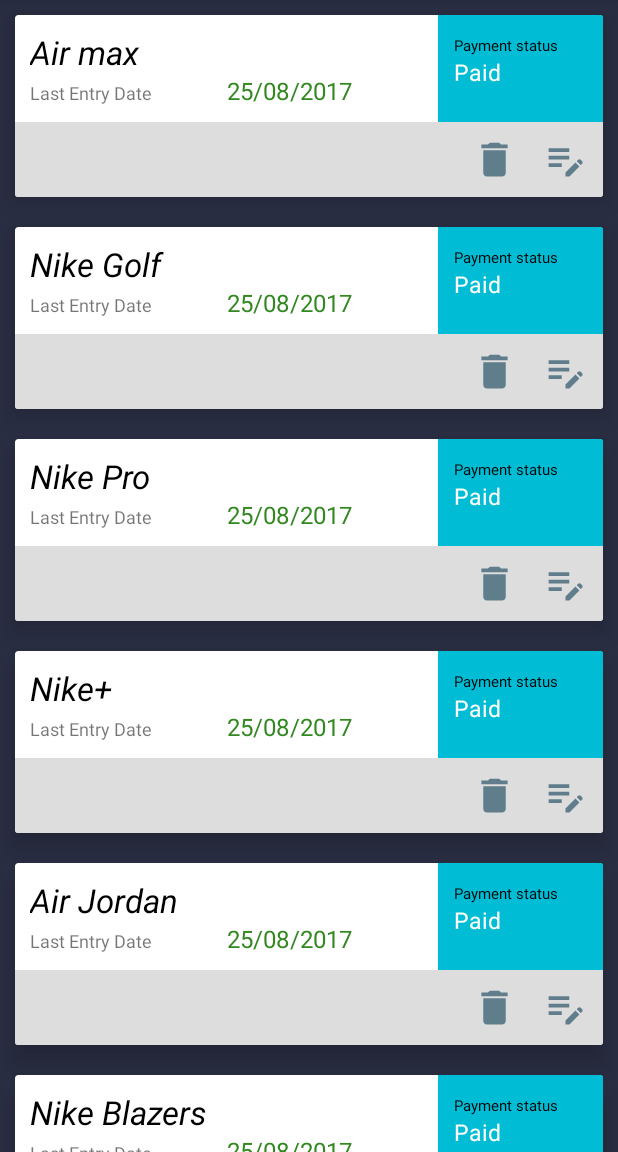
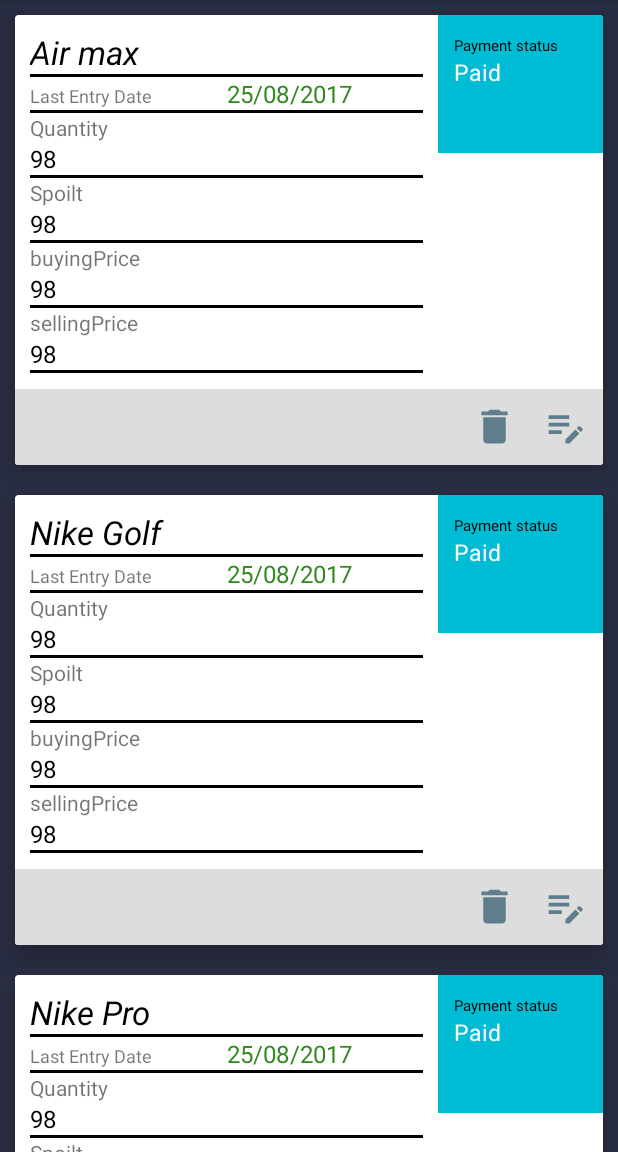
Before and after one commit to RKatana/inventory-app-android, an Android app: the ProductsActivity screen opened directly, with no data from a screen before it, on a phone screen of 412 x 824 dp, the part 84-1236 px from its top. Run offline under Robolectric (Android 15) with nearby library versions, the phone set to English and light mode, and no system bars; our stand-ins replace ButterKnife; libraries missing offline, so code that uses them is left out: org.parceler.

Commit message:
modified files

```diff
--- a/app/src/main/res/layout/products_list_item.xml
+++ b/app/src/main/res/layout/products_list_item.xml
@@ -2,7 +2,7 @@
 <androidx.cardview.widget.CardView xmlns:android="http://schemas.android.com/apk/res/android"
     xmlns:app="http://schemas.android.com/apk/res-auto"
     android:layout_width="match_parent"
-    android:layout_height="wrap_content"
+    android:layout_height="300dp"
     android:layout_margin="10dp"
     android:id="@+id/cv"
     android:elevation="10dp"
@@ -37,6 +37,12 @@
                     android:textSize="22sp"
                     android:textStyle="normal|italic" />
 
+                <View
+                    android:layout_width="match_parent"
+                    android:layout_height="2dp"
+                    android:background="#000000"
+                    android:layout_weight="1" />
+
                 <LinearLayout
                     android:layout_width="match_parent"
                     android:layout_height="wrap_content"
@@ -58,36 +64,148 @@
                         android:textSize="16sp"
                         android:textColor="#338822" />
                 </LinearLayout>
+                <View
+                    android:layout_width="match_parent"
+                    android:layout_height="2dp"
+                    android:background="#000000"
+                    android:layout_weight="1" />
+                <LinearLayout
+                    android:orientation="vertical"
+                    android:layout_width="match_parent"
+                    android:layout_height="wrap_content"
+                    android:layout_weight="1">
+
+                    <TextView
+                        android:text="Quantity"
+                        android:layout_width="match_parent"
+                        android:layout_height="wrap_content"
+                        android:id="@+id/textView11" />
+
+                    <TextView
+                        android:text="98"
+                        android:layout_width="match_parent"
+                        android:layout_height="wrap_content"
+                        android:id="@+id/productQuantity"
+                        android:textColor="#000000"
+                        android:textSize="16sp" />
+
+                </LinearLayout>
+                <View
+                    android:layout_width="match_parent"
+                    android:layout_height="2dp"
+                    android:background="#000000"
+                    android:layout_weight="1" />
+
+                <LinearLayout
+                    android:orientation="vertical"
+                    android:layout_width="match_parent"
+                    android:layout_height="wrap_content"
+                    android:layout_weight="1">
+
+                    <TextView
+                        android:text="Spoilt"
+                        android:layout_width="match_parent"
+                        android:layout_height="wrap_content"
+                        android:id="@+id/textView12" />
+
+                    <TextView
+                        android:text="98"
+                        android:layout_width="match_parent"
+                        android:layout_height="wrap_content"
+                        android:id="@+id/productSpoilt"
+                        android:textColor="#000000"
+                        android:textSize="16sp" />
+
+                </LinearLayout>
+                <View
+                    android:layout_width="match_parent"
+                    android:layout_height="2dp"
+                    android:background="#000000"
+                    android:layout_weight="1" />
+
+                <LinearLayout
+                    android:orientation="vertical"
+                    android:layout_width="match_parent"
+                    android:layout_height="wrap_content"
+                    android:layout_weight="1">
+
+                    <TextView
+                        android:text="buyingPrice"
+                        android:layout_width="match_parent"
+                        android:layout_height="wrap_content"
+                        android:id="@+id/textView14" />
+
+                    <TextView
+                        android:text="98"
+                        android:layout_width="match_parent"
+                        android:layout_height="wrap_content"
+                        android:id="@+id/productBp"
+                        android:textColor="#000000"
+                        android:textSize="16sp" />
+
+                </LinearLayout>
+                <View
+                    android:layout_width="match_parent"
+                    android:layout_height="2dp"
+                    android:background="#000000"
+                    android:layout_weight="1" />
+
+                <LinearLayout
+                    android:orientation="vertical"
+                    android:layout_width="match_parent"
+                    android:layout_height="wrap_content"
+                    android:layout_weight="1">
+
+                    <TextView
+                        android:text="sellingPrice"
+                        android:layout_width="match_parent"
+                        android:layout_height="wrap_content"
+                        android:id="@+id/textView13" />
+
+                    <TextView
+                        android:text="98"
+                        android:layout_width="match_parent"
+                        android:layout_height="wrap_content"
+                        android:id="@+id/productSp"
+                        android:textColor="#000000"
+                        android:textSize="16sp" />
+
+                </LinearLayout>
+                <View
+                    android:layout_width="match_parent"
+                    android:layout_height="2dp"
+                    android:background="#000000"
+                    android:layout_weight="1" />
 
             </LinearLayout>
 
             <LinearLayout
-                android:orientation="vertical"
-                android:layout_height="match_parent"
+                android:layout_width="220dp"
+                android:layout_height="92dp"
                 android:layout_weight="1"
                 android:background="@color/accentColor"
-                android:padding="5dp"
-                android:layout_width="220dp">
+                android:orientation="vertical"
+                android:padding="5dp">
 
                 <TextView
-                    android:text="Payment status"
+                    android:id="@+id/textView2"
                     android:layout_width="match_parent"
                     android:layout_height="wrap_content"
-                    android:id="@+id/textView2"
+                    android:layout_marginTop="8dp"
                     android:paddingLeft="5dp"
-                    android:layout_marginTop="8dp"
-                    android:textSize="10sp"
-                    android:textColor="#000000" />
+                    android:text="Payment status"
+                    android:textColor="#000000"
+                    android:textSize="10sp" />
 
 
                 <TextView
-                    android:text="Paid"
+                    android:id="@+id/paymentStatus"
                     android:layout_width="match_parent"
                     android:layout_height="wrap_content"
-                    android:id="@+id/paymentStatus"
                     android:paddingLeft="5dp"
-                    android:textSize="15sp"
-                    android:textColor="#ffffff" />
+                    android:text="Paid"
+                    android:textColor="#ffffff"
+                    android:textSize="15sp" />
 
             </LinearLayout>
         </LinearLayout>
@@ -111,55 +229,15 @@
                     android:layout_height="wrap_content"
                     android:layout_weight="1">
 
-                    <LinearLayout
-                        android:orientation="vertical"
-                        android:layout_width="match_parent"
-                        android:layout_height="wrap_content"
-                        android:layout_weight="1">
 
-                        <TextView
-                            android:text="Quantity"
-                            android:layout_width="match_parent"
-                            android:layout_height="wrap_content"
-                            android:id="@+id/textView11" />
 
-                        <TextView
-                            android:text="98"
-                            android:layout_width="match_parent"
-                            android:layout_height="wrap_content"
-                            android:id="@+id/phone"
-                            android:textColor="#000000"
-                            android:textSize="16sp" />
 
-                    </LinearLayout>
-                    <LinearLayout
-                        android:orientation="vertical"
-                        android:layout_width="match_parent"
-                        android:layout_height="wrap_content"
-                        android:layout_weight="1">
 
-                    </LinearLayout>
+
+
+
 
                 </LinearLayout>
-                <View
-                    android:layout_width="match_parent"
-                    android:layout_height="1dp"
-                    android:background="#000000"
-                    android:layout_weight="1" />
-                <TextView
-                    android:layout_width="match_parent"
-                    android:layout_height="wrap_content"
-                    android:layout_marginTop="8dp"
-                    android:text="Address"
-                    />
-                <TextView
-                    android:layout_width="match_parent"
-                    android:layout_height="wrap_content"
-                    android:id="@+id/addr"
-                    android:textColor="#000000"
-                    android:text="Lorem ipsum doloru oblique commune propriae. Nam diam cotidieque ut. Te torquatos scribentur cum, ius an persius quaeque bonorum. Fabellas intellegat ius id, delicata consetetur adversarium ut vel.
-"
-                    android:layout_marginBottom="5dp" />
             </LinearLayout>
 
             <RelativeLayout
```
